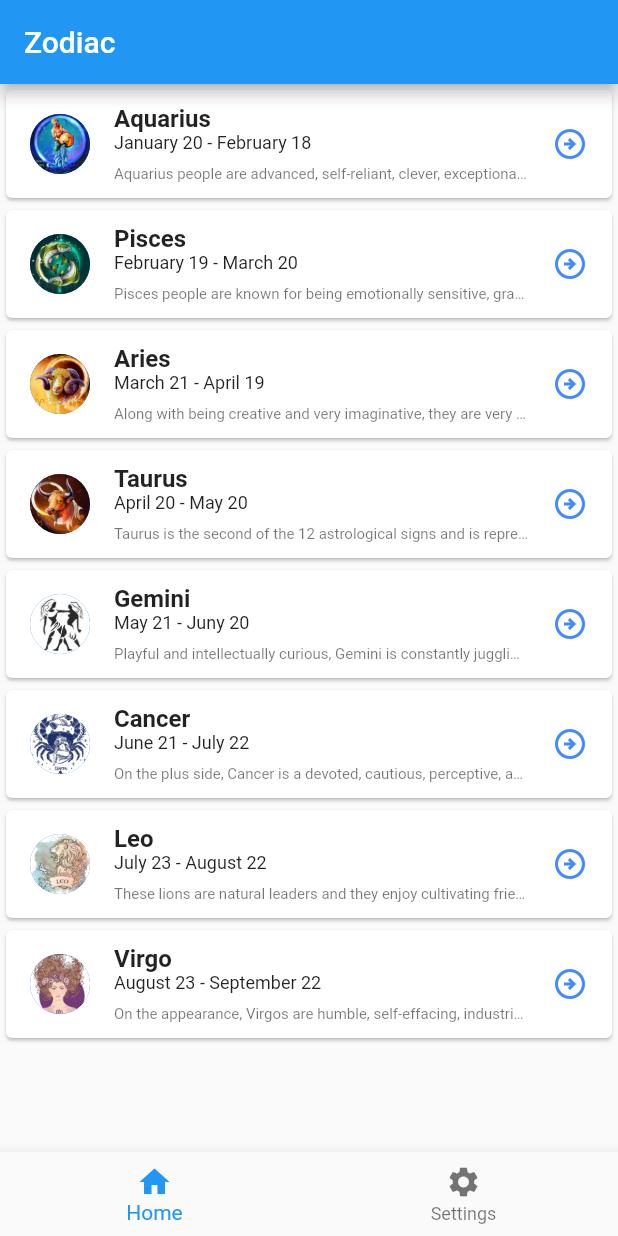
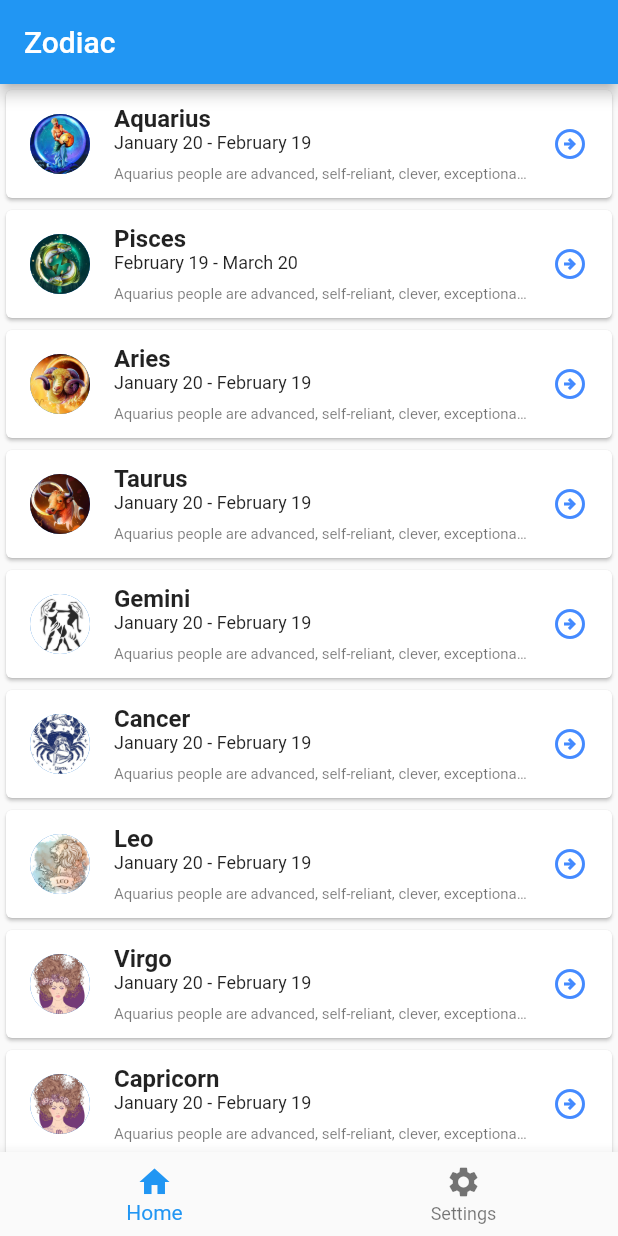
Before and after one commit to Samuelsntr/Navigation-Flutter, a Flutter app: the screen it shows after launch, on a phone screen of 412 x 824 dp. Run offline on Flutter 3.47's test engine with Material 2 defaults, Android fonts, the phone set to English and light mode, and no system bars.

Commit message:
change to array

```diff
--- a/lib/home.dart
+++ b/lib/home.dart
@@ -1,46 +1,108 @@
-import 'package:flutter/cupertino.dart';
 import 'package:flutter/material.dart';
+import 'main.dart';
 
 class HomePage extends StatelessWidget {
+// This widget is the root
+// of your application.
   @override
   Widget build(BuildContext context) {
-    return MaterialApp(
+    return new MaterialApp(
+        title: "ListView.builder",
         debugShowCheckedModeBanner: false,
-      title: 'ListViews',
-      home: Scaffold(
-        appBar: AppBar(title: Text('Zodiac')),
-        body: BodyLayout(),
-      ),
-    );
+        home: new ListViewBuilder());
   }
 }
 
-class BodyLayout extends StatelessWidget {
+class ListViewBuilder extends StatelessWidget {
+  List<Map> chats = [
+    {
+      "foto": AssetImage("img/aquarius.jpg"),
+      "nama": 'Aquarius',
+      "tgl": 'January 20 - February 19',
+      "msg":
+          'Aquarius people are advanced, self-reliant, clever, exceptional, and optimistic. Air is their elemental sign.'
+    },
+    {
+      "foto": AssetImage("img/pisces.jpg"),
+      "nama": 'Pisces',
+      "tgl": 'February 19 - March 20',
+      "msg":
+          'Aquarius people are advanced, self-reliant, clever, exceptional, and optimistic. Air is their elemental sign.'
+    },
+    {
+      "foto": AssetImage("img/aries.jpg"),
+      "nama": 'Aries',
+      "tgl": 'January 20 - February 19',
+      "msg":
+          'Aquarius people are advanced, self-reliant, clever, exceptional, and optimistic. Air is their elemental sign.'
+    },
+    {
+      "foto": AssetImage("img/taurus.jpg"),
+      "nama": 'Taurus',
+      "tgl": 'January 20 - February 19',
+      "msg":
+          'Aquarius people are advanced, self-reliant, clever, exceptional, and optimistic. Air is their elemental sign.'
+    },
+    {
+      "foto": AssetImage("img/gemini.jpg"),
+      "nama": 'Gemini',
+      "tgl": 'January 20 - February 19',
+      "msg":
+          'Aquarius people are advanced, self-reliant, clever, exceptional, and optimistic. Air is their elemental sign.'
+    },
+    {
+      "foto": AssetImage("img/cancer.jpg"),
+      "nama": 'Cancer',
+      "tgl": 'January 20 - February 19',
+      "msg":
+          'Aquarius people are advanced, self-reliant, clever, exceptional, and optimistic. Air is their elemental sign.'
+    },
+    {
+      "foto": AssetImage("img/leo.jpg"),
+      "nama": 'Leo',
+      "tgl": 'January 20 - February 19',
+      "msg":
+          'Aquarius people are advanced, self-reliant, clever, exceptional, and optimistic. Air is their elemental sign.'
+    },
+    {
+      "foto": AssetImage("img/virgo.jpg"),
+      "nama": 'Virgo',
+      "tgl": 'January 20 - February 19',
+      "msg":
+          'Aquarius people are advanced, self-reliant, clever, exceptional, and optimistic. Air is their elemental sign.'
+    },
+    {
+      "foto": AssetImage("img/virgo.jpg"),
+      "nama": 'Capricorn',
+      "tgl": 'January 20 - February 19',
+      "msg":
+          'Aquarius people are advanced, self-reliant, clever, exceptional, and optimistic. Air is their elemental sign.'
+    },
+  ];
+
   @override
   Widget build(BuildContext context) {
-    return _myListView(context);
-  }
-}
-
-Widget _myListView(BuildContext context) {
-  return ListView(
-    children: <Widget>[
-      Card(
+    return Scaffold(
+      appBar: AppBar(title: Text("Zodiac")),
+      body: ListView.builder(
+          itemCount: chats.length,
+          itemBuilder: (BuildContext context, int index) {
+            return Card(
               child: ListTile(
                 leading: CircleAvatar(
-          backgroundImage: AssetImage('img/aquarius.jpg'),
+                  backgroundImage: chats[index]["foto"],
                 ),
                 title: Column(
                   crossAxisAlignment: CrossAxisAlignment.start,
                   children: [
                     Text(
-              'Aquarius',
+                      chats[index]["nama"],
                       style: TextStyle(fontWeight: FontWeight.bold),
                     ),
                     Text(
-              "January 20 - February 18",
+                      chats[index]["tgl"],
                       style: TextStyle(fontSize: 12),
-            )
+                    ),
                   ],
                 ),
                 trailing: Icon(
@@ -50,229 +112,15 @@ Widget _myListView(BuildContext context) {
                 subtitle: Container(
                   margin: EdgeInsets.only(top: 8.0),
                   child: Text(
-              'Aquarius people are advanced, self-reliant, clever, exceptional, and optimistic. Air is their elemental sign.',
+                    chats[index]["msg"],
                     style: TextStyle(fontSize: 10),
                     maxLines: 1,
                     overflow: TextOverflow.ellipsis,
-            )), //           <-- subtitle
-      )),
-      Card(
-          child: ListTile(
-        leading: CircleAvatar(
-          backgroundImage: AssetImage('img/pisces.jpg'),
                   ),
-        title: Column(
-          crossAxisAlignment: CrossAxisAlignment.start,
-          children: [
-            Text(
-              'Pisces',
-              style: TextStyle(fontWeight: FontWeight.bold),
+                ), //           <-- subtitle
               ),
-            Text(
-              "February 19 - March 20",
-              style: TextStyle(fontSize: 12),
-            )
-          ],
-        ),
-        trailing: Icon(
-          Icons.arrow_circle_right_outlined,
-          color: Colors.blueAccent,
-        ),
-        subtitle: Container(
-            margin: EdgeInsets.only(top: 8.0),
-            child: Text(
-              'Pisces people are known for being emotionally sensitive, gracious, and emotionally aware.',
-              style: TextStyle(fontSize: 10),
-              maxLines: 1,
-              overflow: TextOverflow.ellipsis,
-            )), //           <-- subtitle
-      )),
-      Card(
-          child: ListTile(
-        leading: CircleAvatar(
-          backgroundImage: AssetImage('img/aries.jpg'),
-        ),
-        title: Column(
-          crossAxisAlignment: CrossAxisAlignment.start,
-          children: [
-            Text(
-              'Aries',
-              style: TextStyle(fontWeight: FontWeight.bold),
-            ),
-            Text(
-              "March 21 - April 19",
-              style: TextStyle(fontSize: 12),
-            )
-          ],
-        ),
-        trailing: Icon(
-          Icons.arrow_circle_right_outlined,
-          color: Colors.blueAccent,
-        ),
-        subtitle: Container(
-            margin: EdgeInsets.only(top: 8.0),
-            child: Text(
-              'Along with being creative and very imaginative, they are very kind and sympathetic.',
-              style: TextStyle(fontSize: 10),
-              maxLines: 1,
-              overflow: TextOverflow.ellipsis,
-            )), //           <-- subtitle
-      )),
-      Card(
-          child: ListTile(
-        leading: CircleAvatar(
-          backgroundImage: AssetImage('img/taurus.jpg'),
-        ),
-        title: Column(
-          crossAxisAlignment: CrossAxisAlignment.start,
-          children: [
-            Text(
-              'Taurus',
-              style: TextStyle(fontWeight: FontWeight.bold),
-            ),
-            Text(
-              "April 20 - May 20",
-              style: TextStyle(fontSize: 12),
-            )
-          ],
-        ),
-        trailing: Icon(
-          Icons.arrow_circle_right_outlined,
-          color: Colors.blueAccent,
-        ),
-        subtitle: Container(
-            margin: EdgeInsets.only(top: 8.0),
-            child: Text(
-              'Taurus is the second of the 12 astrological signs and is represented by the bull constellation.',
-              style: TextStyle(fontSize: 10),
-              maxLines: 1,
-              overflow: TextOverflow.ellipsis,
-            )), //           <-- subtitle
-      )),
-      Card(
-          child: ListTile(
-        leading: CircleAvatar(
-          backgroundImage: AssetImage('img/gemini.jpg'),
-        ),
-        title: Column(
-          crossAxisAlignment: CrossAxisAlignment.start,
-          children: [
-            Text(
-              'Gemini',
-              style: TextStyle(fontWeight: FontWeight.bold),
-            ),
-            Text(
-              "May 21 - Juny 20",
-              style: TextStyle(fontSize: 12),
-            )
-          ],
-        ),
-        trailing: Icon(
-          Icons.arrow_circle_right_outlined,
-          color: Colors.blueAccent,
-        ),
-        subtitle: Container(
-            margin: EdgeInsets.only(top: 8.0),
-            child: Text(
-              'Playful and intellectually curious, Gemini is constantly juggling a variety of passions, hobbies, careers, and friend groups.',
-              style: TextStyle(fontSize: 10),
-              maxLines: 1,
-              overflow: TextOverflow.ellipsis,
-            )), //           <-- subtitle
-      )),
-      Card(
-          child: ListTile(
-        leading: CircleAvatar(
-          backgroundImage: AssetImage('img/cancer.jpg'),
-        ),
-        title: Column(
-          crossAxisAlignment: CrossAxisAlignment.start,
-          children: [
-            Text(
-              'Cancer',
-              style: TextStyle(fontWeight: FontWeight.bold),
-            ),
-            Text(
-              "June 21 - July 22",
-              style: TextStyle(fontSize: 12),
-            )
-          ],
-        ),
-        trailing: Icon(
-          Icons.arrow_circle_right_outlined,
-          color: Colors.blueAccent,
-        ),
-        subtitle: Container(
-            margin: EdgeInsets.only(top: 8.0),
-            child: Text(
-              'On the plus side, Cancer is a devoted, cautious, perceptive, and loving disposition.',
-              style: TextStyle(fontSize: 10),
-              maxLines: 1,
-              overflow: TextOverflow.ellipsis,
-            )), //           <-- subtitle
-      )),
-      Card(
-          child: ListTile(
-        leading: CircleAvatar(
-          backgroundImage: AssetImage('img/leo.jpg'),
-        ),
-        title: Column(
-          crossAxisAlignment: CrossAxisAlignment.start,
-          children: [
-            Text(
-              'Leo',
-              style: TextStyle(fontWeight: FontWeight.bold),
-            ),
-            Text(
-              "July 23 - August 22",
-              style: TextStyle(fontSize: 12),
-            )
-          ],
-        ),
-        trailing: Icon(
-          Icons.arrow_circle_right_outlined,
-          color: Colors.blueAccent,
-        ),
-        subtitle: Container(
-            margin: EdgeInsets.only(top: 8.0),
-            child: Text(
-              'These lions are natural leaders and they enjoy cultivating friendships and romances that are artistically and creatively inspired.',
-              style: TextStyle(fontSize: 10),
-              maxLines: 1,
-              overflow: TextOverflow.ellipsis,
-            )), //           <-- subtitle
-      )),
-      Card(
-          child: ListTile(
-        leading: CircleAvatar(
-          backgroundImage: AssetImage('img/virgo.jpg'),
-        ),
-        title: Column(
-          crossAxisAlignment: CrossAxisAlignment.start,
-          children: [
-            Text(
-              'Virgo',
-              style: TextStyle(fontWeight: FontWeight.bold),
-            ),
-            Text(
-              "August 23 - September 22",
-              style: TextStyle(fontSize: 12),
-            )
-          ],
-        ),
-        trailing: Icon(
-          Icons.arrow_circle_right_outlined,
-          color: Colors.blueAccent,
-        ),
-        subtitle: Container(
-            margin: EdgeInsets.only(top: 8.0),
-            child: Text(
-              'On the appearance, Virgos are humble, self-effacing, industrious, and practical, but under the surface, they are frequently natural, kind, and sympathetic, as befits their zodiac sign.',
-              style: TextStyle(fontSize: 10),
-              maxLines: 1,
-              overflow: TextOverflow.ellipsis,
-            )), //           <-- subtitle
-      )),
-    ],
+            );
+          }),
     );
   }
+}
```
Also changed, not shown: pubspec.lock, 1 other file. Lines whose indentation alone changed are shown as unchanged.
